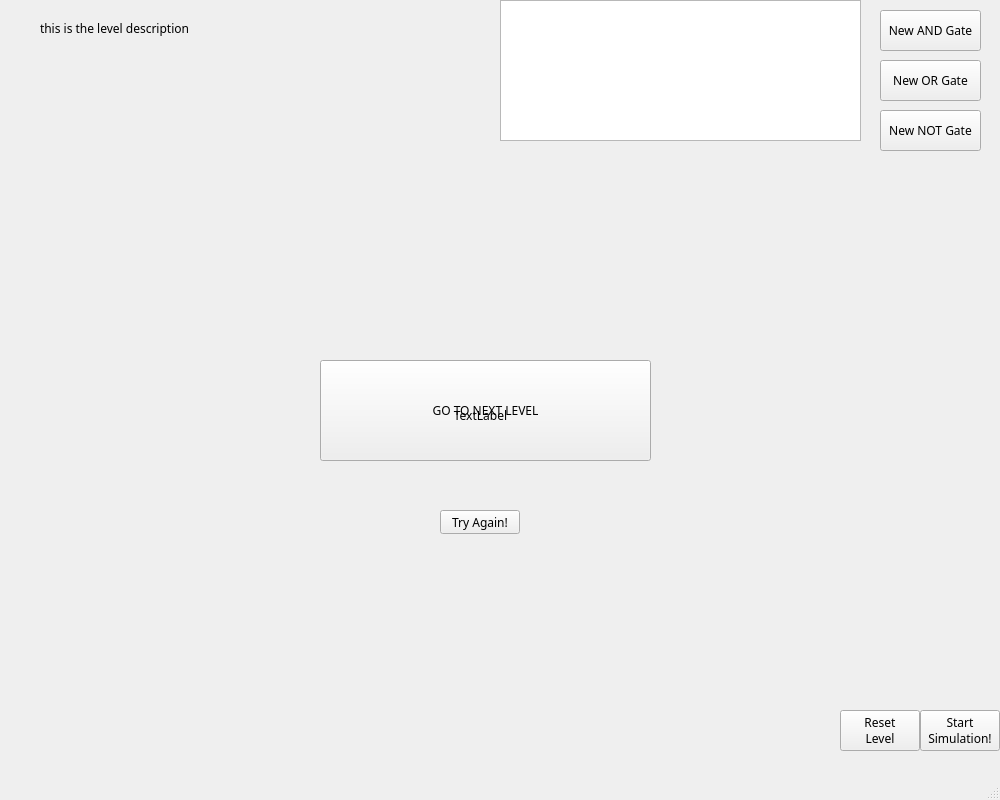
First picture: the form in assignment9/mainwindow.ui, repository UofU-CS3505/cs3505-assignment9-Figodes, before the edit.
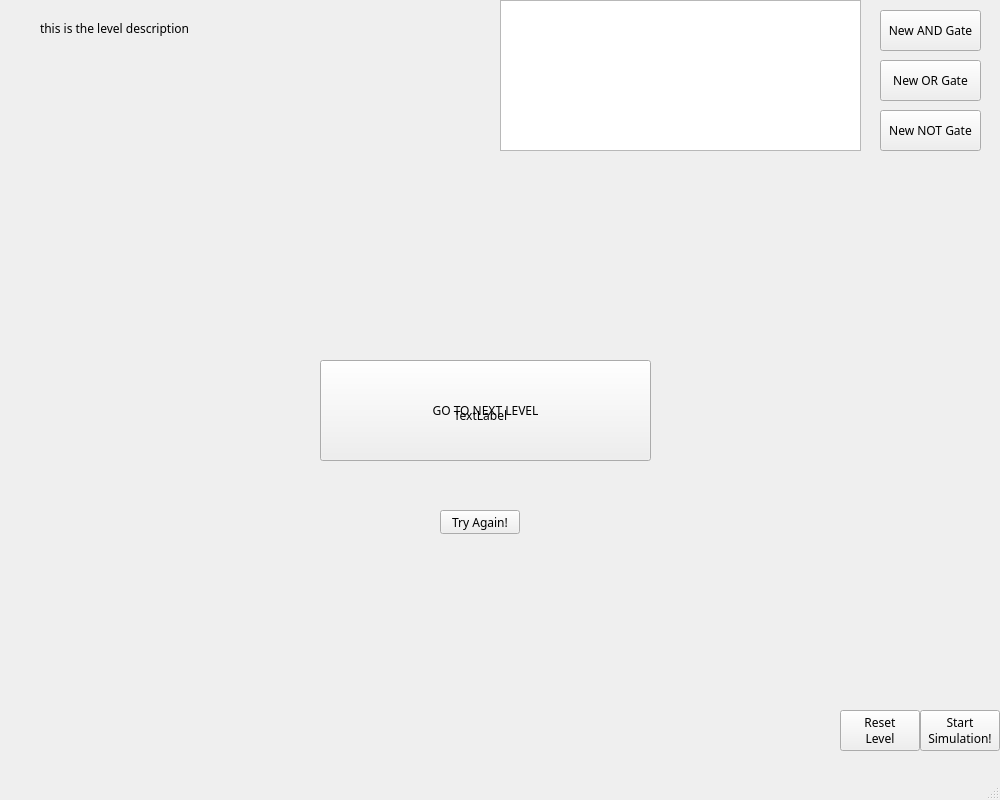
Second picture: the form after the edit.

```diff
--- a/assignment9/mainwindow.ui
+++ b/assignment9/mainwindow.ui
@@ -31,7 +31,7 @@
     <property name="geometry">
      <rect>
       <x>110</x>
-      <y>140</y>
+      <y>160</y>
       <width>721</width>
       <height>581</height>
      </rect>
@@ -89,9 +89,9 @@
     <property name="geometry">
      <rect>
       <x>840</x>
-      <y>180</y>
+      <y>160</y>
       <width>91</width>
-      <height>521</height>
+      <height>541</height>
      </rect>
     </property>
     <layout class="QVBoxLayout" name="outputs">
@@ -118,7 +118,7 @@
     <property name="geometry">
      <rect>
       <x>10</x>
-      <y>180</y>
+      <y>160</y>
       <width>91</width>
       <height>541</height>
      </rect>
@@ -135,7 +135,7 @@
       <x>40</x>
       <y>20</y>
       <width>451</width>
-      <height>121</height>
+      <height>131</height>
      </rect>
     </property>
     <property name="font">
@@ -160,7 +160,7 @@
       <x>500</x>
       <y>0</y>
       <width>361</width>
-      <height>141</height>
+      <height>151</height>
      </rect>
     </property>
    </widget>
```
